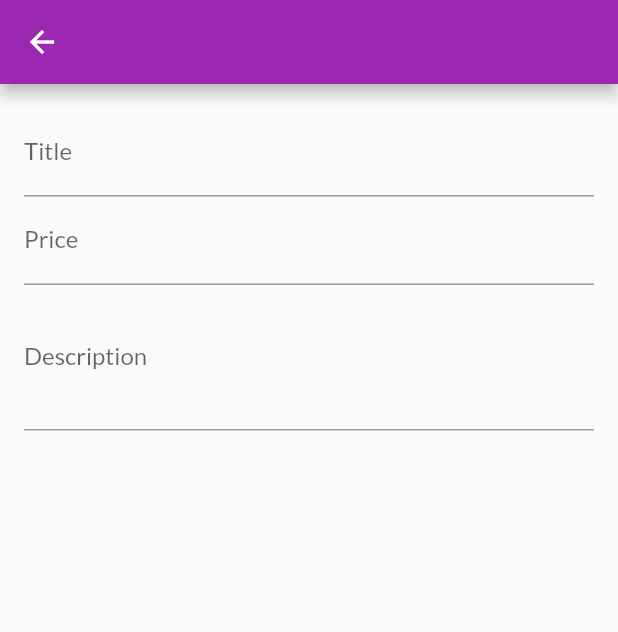
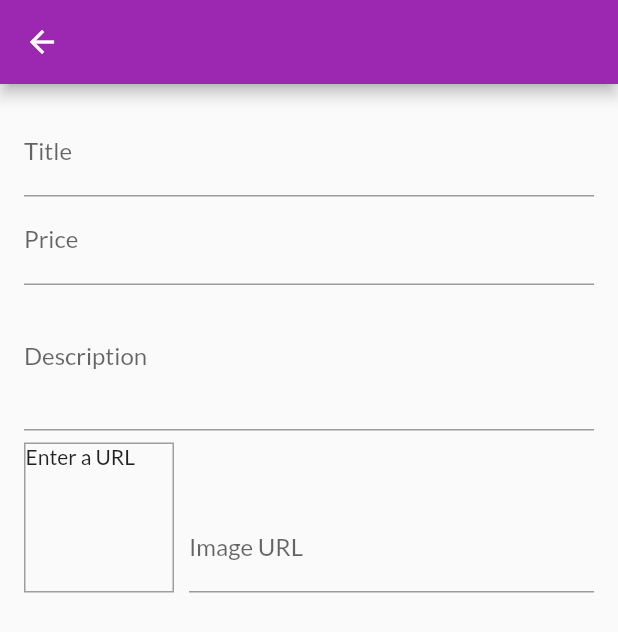
Before and after one commit to TammamKhalaf/ForUandher, a Flutter app: the EditProductScreen screen opened by its route, on a phone screen of 412 x 824 dp. Shown: the top 632 px of the screen. Run offline on Flutter 3.47's test engine with Material 2 defaults, Android fonts, the phone set to English and light mode, and no system bars; network calls fail.

Commit message:
Image Input & Image Preview

```diff
--- a/lib/screens/edit_product_screen.dart
+++ b/lib/screens/edit_product_screen.dart
@@ -12,13 +12,33 @@ class EditProductScreen extends StatefulWidget {
 class _EditProductScreenState extends State<EditProductScreen> {
   final _priceFocusNode = FocusNode();
   final _descriptionFocusNode = FocusNode();
+  final _imageUrlController = TextEditingController();
+  final _imageUrlFocusNode = FocusNode();
 
   @override
   void dispose() {
     // TODO: implement dispose
+    _imageUrlFocusNode.removeListener(_updateImageUrl);
+
     _priceFocusNode.dispose();
     _descriptionFocusNode.dispose();
+    _imageUrlController.dispose();
+    _imageUrlFocusNode.dispose();
     super.dispose();
+  }
+
+  @override
+  void initState() {
+    _imageUrlFocusNode.addListener(_updateImageUrl);
+    super.initState();
+  }
+
+  void _updateImageUrl(){
+    if(!_imageUrlFocusNode.hasFocus){
+      setState(() {
+
+      });
+    }
   }
 
   @override
@@ -55,6 +75,40 @@ class _EditProductScreenState extends State<EditProductScreen> {
                 textInputAction: TextInputAction.next,
                 focusNode: _descriptionFocusNode,
               ),
+              Row(
+                crossAxisAlignment: CrossAxisAlignment.end,
+                children: [
+                  Container(
+                    width: 100,
+                    height: 100,
+                    margin: EdgeInsets.only(
+                      top: 8,
+                      right: 10,
+                    ),
+                    decoration: BoxDecoration(
+                        border: Border.all(
+                      width: 1,
+                      color: Colors.grey,
+                    )),
+                    child: _imageUrlController.text.isEmpty
+                        ? Text('Enter a URL')
+                        : FittedBox(
+                            child: Image.network(_imageUrlController.text,fit: BoxFit.cover),
+                          ),
+                  ),
+                  Expanded(
+                      child: TextFormField(
+                    decoration: InputDecoration(labelText: 'Image URL'),
+                    keyboardType: TextInputType.url,
+                    textInputAction: TextInputAction.done,
+                    controller: _imageUrlController,
+                    focusNode: _imageUrlFocusNode,
+                    onEditingComplete: () {
+                      setState(() {});
+                    },
+                  )),
+                ],
+              )
             ],
           ),
         ),
```
